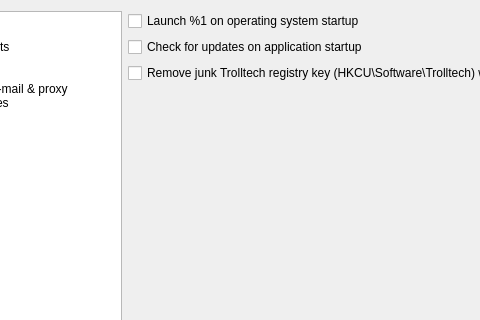
This is src/gui/dialogs/formsettings.ui in martinrotter/rssguard as Qt 5 draws it before an edit; both pictures show x 109 to 589 and y 0 to 320 of the 1032 by 498 pixel window. The edited form follows.
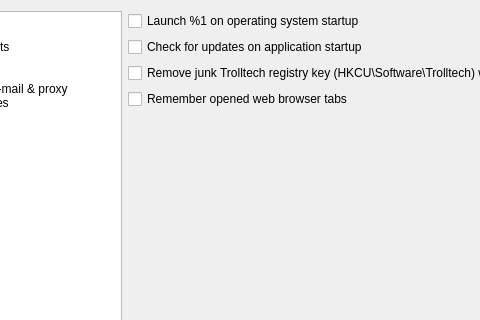
This is the edited form. The open tabs and pages were chosen to show the change. Custom widgets are drawn as their Qt base class.

The edit to the form file:
```diff
--- a/src/gui/dialogs/formsettings.ui
+++ b/src/gui/dialogs/formsettings.ui
@@ -125,6 +125,13 @@
          </property>
         </widget>
        </item>
+       <item row="3" column="0">
+        <widget class="QCheckBox" name="m_checkRememberOpenedTabs">
+         <property name="text">
+          <string>Remember opened web browser tabs</string>
+         </property>
+        </widget>
+       </item>
       </layout>
      </widget>
      <widget class="QWidget" name="m_pageDataStorage">
```
Left out of the diff: 18 changed lines with no effect on the pictures.
